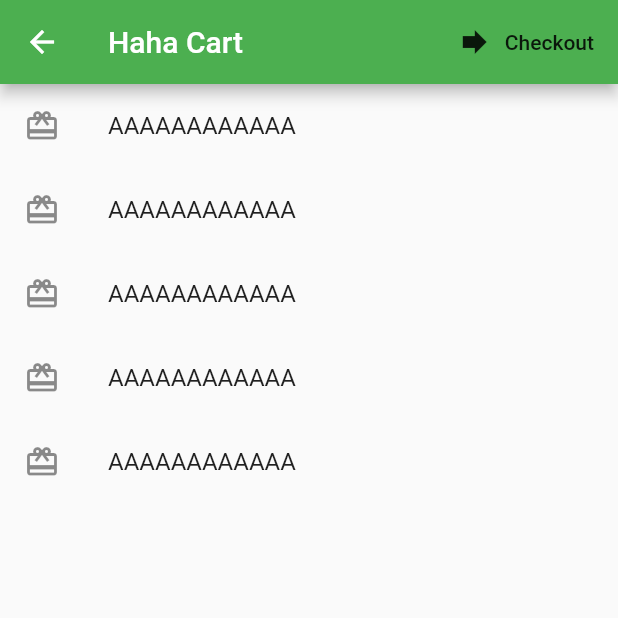
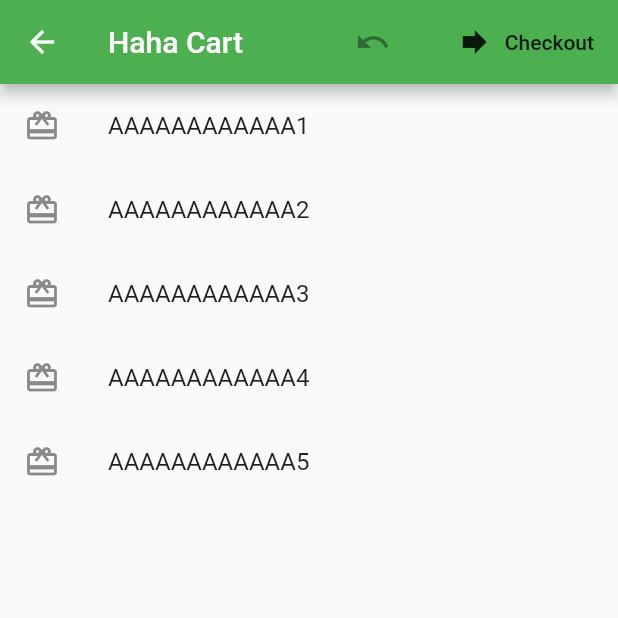
Before and after one commit to JOELwindows7/ourwear_prototype, a Flutter app: the CartProsotipe screen opened directly, on a phone screen of 412 x 824 dp, the top half of it. Run offline on Flutter 3.47's test engine with Material 2 defaults, Android fonts, the light colour scheme and no system bars; our stand-ins replace audioplayers, cloud_firestore, firebase_auth, flutter_spinkit, fluttertoast and 4 more; missing offline and left inert: box2d_flame, dart:ffi, dart:js, flame, shake; accounts and stored records are empty; statements that could not run were skipped.

Commit message:
undo buaton
button to undo your delet

```diff
--- a/lib/Scaffolds/Prosotipe/CartProsotipe.dart
+++ b/lib/Scaffolds/Prosotipe/CartProsotipe.dart
@@ -23,6 +23,12 @@ class CartItems{
   final String title;
 }
 
+class UndoStack{
+  final int wasIndex;
+  final CartItems thingy;
+  UndoStack(this.wasIndex,this.thingy);
+}
+
 class CartProsotipe extends StatefulWidget {
   @override
   _CartProsotipeState createState() => _CartProsotipeState();
@@ -33,8 +39,10 @@ class CartProsotipe extends StatefulWidget {
 // https://youtu.be/39_HhRkXDpQ
 // https://github.com/Perkedel/HexagonEngine/tree/master/Audacity/PoopostExplosion
 // https://medium.com/flutter-community/how-to-add-music-audio-to-your-flutter-app-dcb6162c32d7
+// https://flutter.dev/docs/cookbook/gestures/dismissible
 
 class _CartProsotipeState extends State<CartProsotipe> {
+  final GlobalKey<ScaffoldState> _scaffoldKey = GlobalKey<ScaffoldState>();
   @override
   void initState() {
     super.initState();
@@ -64,12 +72,13 @@ class _CartProsotipeState extends State<CartProsotipe> {
   }
 
   List<CartItems> cartItems = [
-    CartItems(Icons.redeem, 'AAAAAAAAAAAA'),
-    CartItems(Icons.redeem, 'AAAAAAAAAAAA'),
-    CartItems(Icons.redeem, 'AAAAAAAAAAAA'),
-    CartItems(Icons.redeem, 'AAAAAAAAAAAA'),
-    CartItems(Icons.redeem, 'AAAAAAAAAAAA'),
+    CartItems(Icons.redeem, 'AAAAAAAAAAAA1'),
+    CartItems(Icons.redeem, 'AAAAAAAAAAAA2'),
+    CartItems(Icons.redeem, 'AAAAAAAAAAAA3'),
+    CartItems(Icons.redeem, 'AAAAAAAAAAAA4'),
+    CartItems(Icons.redeem, 'AAAAAAAAAAAA5'),
   ];
+  List<UndoStack> undoStacks = [];
   AudioCache audioCache = AudioCache();
   AudioPlayer audioPlayer;
   String patho = '../asset/audio/explosionLoud.wav';
@@ -87,13 +96,40 @@ class _CartProsotipeState extends State<CartProsotipe> {
     super.dispose();
   }
 
+  bool _undoDisabled = true;
+
+  // https://stackoverflow.com/questions/49351648/how-do-i-disable-a-button-in-flutter
+  void _undoNow(){
+    _scaffoldKey.currentState.removeCurrentSnackBar();
+    if(undoStacks.isNotEmpty){
+      setState(() {
+        cartItems.insert(undoStacks.last.wasIndex, undoStacks.last.thingy);
+        undoStacks.removeLast();
+        if(undoStacks.isEmpty) {
+          _undoDisabled = true;
+        }
+      });
+    } else {
+      setState(() {
+        _undoDisabled = true;
+      });
+
+    }
+  }
+
 
   @override
   Widget build(BuildContext context) {
     return Scaffold(
+      // https://medium.com/@ksheremet/flutter-showing-snackbar-within-the-widget-that-builds-a-scaffold-3a817635aeb2
+      key: _scaffoldKey,
       appBar: AppBar(
         title: Text('Haha Cart'),
         actions: <Widget>[
+          FlatButton(
+            child: Icon(Icons.undo),
+            onPressed: _undoDisabled? null : _undoNow,
+          ),
           FlatButton.icon(
               onPressed: (){
 
@@ -108,13 +144,38 @@ class _CartProsotipeState extends State<CartProsotipe> {
           //TODO: sort items based on owner
           itemCount: cartItems.length,
           itemBuilder: (context, index){
+            final tempCart = cartItems.elementAt(index);
               return Dismissible(
-                key: ValueKey(cartItems.elementAt(index)),
+                //https://stackoverflow.com/questions/47735143/dismissing-a-dismissible-with-flutter-dart
+                // use Unique Key generator class!
+                key: UniqueKey(),
+                background: Container(
+                  color: Colors.red,
+                ),
                 child: ListTile(
                   leading: Icon(cartItems.elementAt(index).ikon),
                   title: Text(cartItems.elementAt(index).title),
                 ),
-                onDismissed: (index){
+                onDismissed: (direction){
+                  print("Remove $index");
+                  setState(() {
+                    undoStacks.add(UndoStack(index, cartItems.elementAt(index)));
+                    cartItems.removeAt((index));
+                  });
+                  // https://flutter.dev/docs/cookbook/design/snackbars
+                  Scaffold.of(context).showSnackBar(SnackBar(
+                    content: Text('Remove ${tempCart.title}'),
+                    action: SnackBarAction(
+                      label: 'Undo',
+                      onPressed: _undoNow,
+                    ),
+                  ));
+                  if(undoStacks.isNotEmpty){
+                    setState(() {
+                      _undoDisabled = false;
+                    });
+                  }
+
                   //playThat();
                   loadThat();
                 },
```
Also changed, not shown: 1 other file.
